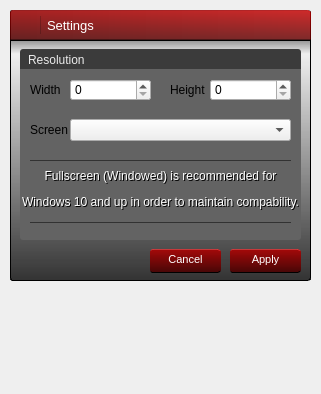
Above: Browser/LHMP_Browser/settings.ui from VortrexFTW/lhmp-old before the change. Below: the same form after it.
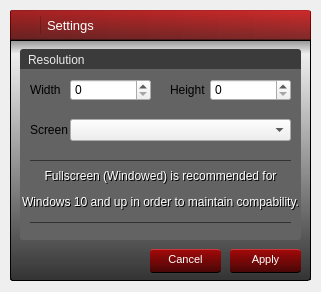
That is the form after the change. Icons and pictures are not drawn.

What changed in the file:
```diff
--- a/Browser/LHMP_Browser/settings.ui
+++ b/Browser/LHMP_Browser/settings.ui
@@ -10,7 +10,7 @@
     <x>0</x>
     <y>0</y>
     <width>321</width>
-    <height>394</height>
+    <height>292</height>
    </rect>
   </property>
   <property name="windowTitle">
```
Left out of the diff: 2 changed lines with no effect on the pictures.
